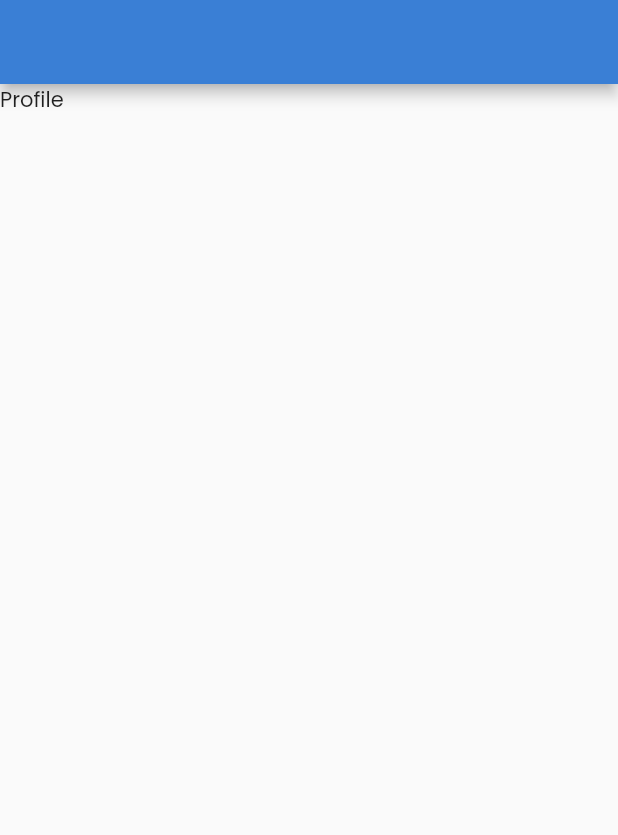
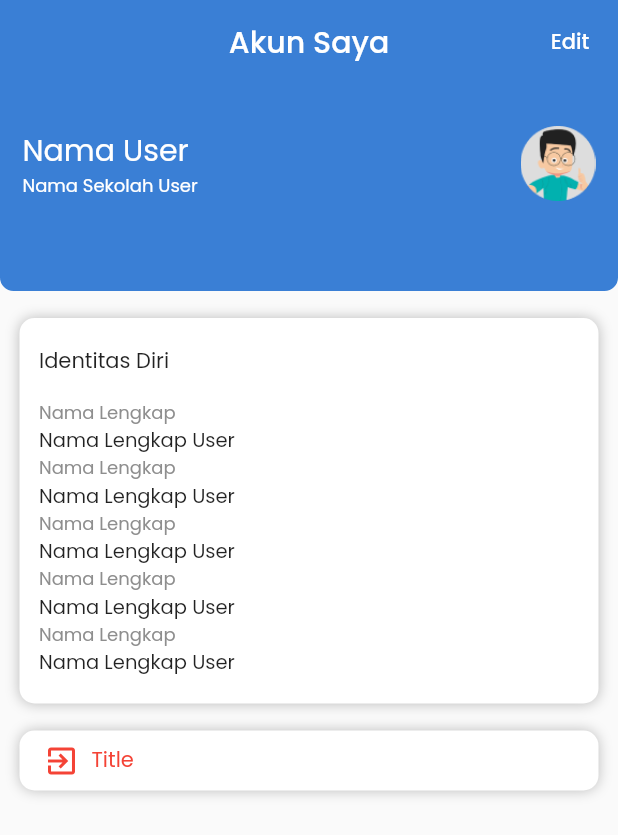
Before and after one commit to kimebmen/latihansoal, a Flutter app: the ProfilePage screen opened directly, on a phone screen of 412 x 824 dp. Shown: the top 835 px of the screen. Run offline on Flutter 3.47's test engine with Material 2 defaults, Android fonts, the phone set to English and light mode, and no system bars; our stand-ins replace google_fonts, google_sign_in.

Commit message:
addHalamanProfile

```diff
--- a/lib/constant/r/assets.dart
+++ b/lib/constant/r/assets.dart
@@ -10,5 +10,6 @@
   String imgHome = "assets/img_home.png";
   String icAtom = "assets/ic_atom.png";
   String icNote = "assets/ic_note.png";
+  String icProfile = "assets/ic_profile.png";
   String bannerHome = "assets/img_banner.png";
 }
--- a/lib/view/main/profile/profile_page.dart
+++ b/lib/view/main/profile/profile_page.dart
@@ -1,4 +1,5 @@
 import 'package:flutter/material.dart';
+import 'package:test1/constant/r.dart';
 
 class ProfilePage extends StatefulWidget {
   const ProfilePage({Key? key}) : super(key: key);
@@ -8,15 +9,196 @@
 }
 
 class _ProfilePageState extends State<ProfilePage> {
-
-    @override
+  @override
   Widget build(BuildContext context) {
     return Scaffold(
-      appBar: AppBar(),
-      body: SafeArea(
-        child: Text("Profile"),
+      appBar: AppBar(
+        elevation: 0,
+        title: Text("Akun Saya"),
+        centerTitle: true,
+        actions: [
+          TextButton(
+            onPressed: () {},
+            child: Text(
+              "Edit",
+              style: TextStyle(
+                color: Colors.white,
+              ),
+            ),
+          ),
+        ],
+      ),
+      body: Column(
+        children: [
+          Container(
+            padding: EdgeInsets.only(
+              top: 28,
+              bottom: 60,
+              right: 15,
+              left: 15,
+            ),
+            decoration: BoxDecoration(
+              color: R.colors.primary,
+              borderRadius: BorderRadius.only(
+                bottomLeft: Radius.circular(9),
+                bottomRight: Radius.circular(9),
+              ),
+            ),
+            child: Row(
+              children: [
+                Expanded(
+                  child: Column(
+                    crossAxisAlignment: CrossAxisAlignment.start,
+                    children: [
+                      Text(
+                        "Nama User",
+                        style: TextStyle(
+                          fontSize: 20,
+                          color: Colors.white,
+                          fontWeight: FontWeight.w400,
+                        ),
+                      ),
+                      Text(
+                        "Nama Sekolah User",
+                        style: TextStyle(
+                          fontSize: 12,
+                          color: Colors.white,
+                          fontWeight: FontWeight.w400,
+                        ),
+                      ),
+                    ],
+                  ),
+                ),
+                Image.asset(
+                  R.assets.imgUser,
+                  width: 50,
+                  height: 50,
+                ),
+              ],
+            ),
+          ),
+          // SizedBox(height: 15),
+          Container(
+            width: double.infinity,
+            decoration: BoxDecoration(
+              borderRadius: BorderRadius.circular(10),
+              color: Colors.white,
+              boxShadow: [
+                BoxShadow(blurRadius: 7, color: Colors.black.withOpacity(0.25))
+              ],
+            ),
+            margin: EdgeInsets.symmetric(vertical: 18, horizontal: 13),
+            padding: EdgeInsets.symmetric(vertical: 18, horizontal: 13),
+            child: Column(
+              crossAxisAlignment: CrossAxisAlignment.start,
+              children: [
+                Text("Identitas Diri"),
+                SizedBox(height: 15),
+                Text(
+                  "Nama Lengkap",
+                  style: TextStyle(
+                    color: R.colors.greySubtitleHome,
+                    fontSize: 12,
+                  ),
+                ),
+                Text(
+                  "Nama Lengkap User",
+                  style: TextStyle(
+                    // color: R.colors.greySubtitleHome,
+                    fontSize: 13,
+                  ),
+                ),
+                Text(
+                  "Nama Lengkap",
+                  style: TextStyle(
+                    color: R.colors.greySubtitleHome,
+                    fontSize: 12,
+                  ),
+                ),
+                Text(
+                  "Nama Lengkap User",
+                  style: TextStyle(
+                    // color: R.colors.greySubtitleHome,
+                    fontSize: 13,
+                  ),
+                ),
+                Text(
+                  "Nama Lengkap",
+                  style: TextStyle(
+                    color: R.colors.greySubtitleHome,
+                    fontSize: 12,
+                  ),
+                ),
+                Text(
+                  "Nama Lengkap User",
+                  style: TextStyle(
+                    // color: R.colors.greySubtitleHome,
+                    fontSize: 13,
+                  ),
+                ),
+                Text(
+                  "Nama Lengkap",
+                  style: TextStyle(
+                    color: R.colors.greySubtitleHome,
+                    fontSize: 12,
+                  ),
+                ),
+                Text(
+                  "Nama Lengkap User",
+                  style: TextStyle(
+                    // color: R.colors.greySubtitleHome,
+                    fontSize: 13,
+                  ),
+                ),
+                Text(
+                  "Nama Lengkap",
+                  style: TextStyle(
+                    color: R.colors.greySubtitleHome,
+                    fontSize: 12,
+                  ),
+                ),
+                Text(
+                  "Nama Lengkap User",
+                  style: TextStyle(
+                    // color: R.colors.greySubtitleHome,
+                    fontSize: 13,
+                  ),
+                ),
+              ],
+            ),
+          ),
+          Container(
+            margin: EdgeInsets.symmetric(horizontal: 13),
+            padding: EdgeInsets.symmetric(
+              horizontal: 16,
+              vertical: 8,
+            ),
+            decoration: BoxDecoration(
+              borderRadius: BorderRadius.circular(10),
+              color: Colors.white,
+              boxShadow: [
+                BoxShadow(blurRadius: 7, color: Colors.black.withOpacity(0.25))
+              ],
+            ),
+            child: Row(
+              children: [
+                Icon(
+                  Icons.exit_to_app,
+                  color: Colors.red,
+                ),
+                SizedBox(width: 8),
+                Text(
+                  "Title",
+                  style: TextStyle(
+                    color: Colors.red,
+                    // fontSize: 12,
+                  ),
+                ),
+              ],
+            ),
+          ),
+        ],
       ),
     );
-
   }
 }
```
Also changed, not shown: assets/ic_profile.png (added).
